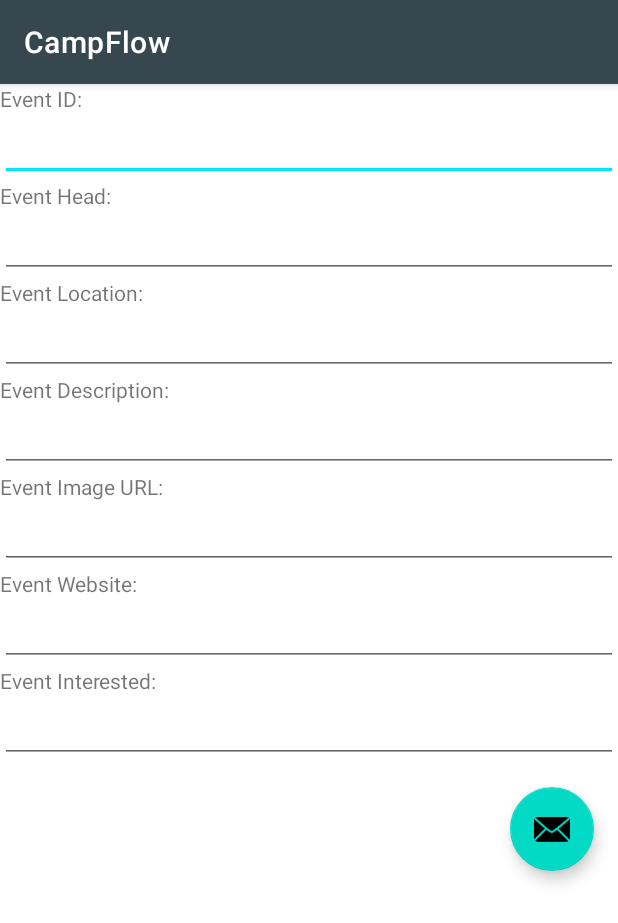
After one commit to Priyanka-Sachan/CampFlow, an Android app: the fragment EditorEventsNearMeFragment shown on its own in the app's theme, on a phone screen of 412 x 824 dp. The commit adds this screen. Shown: the top 923 px of the screen. Run offline under Robolectric (Android 15) with nearby library versions, the phone set to English and light mode, and no system bars; pictures from the network do not load.

Commit message:
Event editor page.

```diff
--- a/app/src/main/java/com/example/campflow/JsonInterface.java
+++ b/app/src/main/java/com/example/campflow/JsonInterface.java
@@ -7,12 +7,20 @@ import com.example.campflow.ui.Posts.PostsClass;
 import java.util.ArrayList;
 
 import retrofit2.Call;
+import retrofit2.http.Body;
 import retrofit2.http.GET;
+import retrofit2.http.Header;
+import retrofit2.http.Headers;
+import retrofit2.http.POST;
 
 public interface JsonInterface {
 
     @GET("b/5eb4039047a2266b14745cf7")
     Call<ArrayList<EventsNearMeClass>> getEvents();
+
+    @Headers({"Content-Type:application/json","private:false"})
+    @POST("b/5eb4039047a2266b14745cf7")
+    Call<EventsNearMeClass> createEvent(@Header ("secret-key") String keyHeader,@Body EventsNearMeClass eventsNearMeClass);
 
     @GET("b/5eb433aaa47fdd6af15f3873")
     Call<ArrayList<PoliciesForYouClass>> getPolicies();
--- /dev/null
+++ b/app/src/main/java/com/example/campflow/ui/EventsNearMe/EditorEventsNearMeFragment.java
@@ -0,0 +1,112 @@
+package com.example.campflow.ui.EventsNearMe;
+
+import android.content.Intent;
+import android.os.Bundle;
+import android.util.Log;
+import android.view.LayoutInflater;
+import android.view.View;
+import android.view.ViewGroup;
+import android.widget.EditText;
+import android.widget.Toast;
+
+import androidx.annotation.NonNull;
+import androidx.fragment.app.Fragment;
+import androidx.fragment.app.FragmentManager;
+import androidx.fragment.app.FragmentTransaction;
+
+import com.example.campflow.JsonInterface;
+import com.example.campflow.R;
+import com.google.android.material.floatingactionbutton.FloatingActionButton;
+
+import retrofit2.Call;
+import retrofit2.Callback;
+import retrofit2.Response;
+import retrofit2.Retrofit;
+import retrofit2.converter.gson.GsonConverterFactory;
+
+public class EditorEventsNearMeFragment extends Fragment {
+
+    EventsNearMeAdapter eventsNearMeAdapter;
+
+    EventsNearMeClass event;
+
+    private JsonInterface jsonInterface;
+
+    //Later,key would be made more private
+    String key;
+
+    private EditText EventId;
+    private EditText EventHead;
+    private EditText EventLocation;
+    private EditText EventDescription;
+    private EditText EventImage;
+    private EditText EventWeb;
+    private EditText EventInterested;
+
+    public View onCreateView(@NonNull LayoutInflater inflater, ViewGroup container, Bundle savedInstanceState) {
+
+        View root = inflater.inflate(R.layout.fragment_editor_events_near_me, container, false);
+        EventId=(EditText)root.findViewById(R.id.edit_event_id);
+        EventHead=(EditText)root.findViewById(R.id.edit_event_head);
+        EventLocation=(EditText)root.findViewById(R.id.edit_event_location);
+        EventDescription=(EditText)root.findViewById(R.id.edit_event_description);
+        EventImage=(EditText)root.findViewById(R.id.edit_event_image);
+        EventWeb=(EditText)root.findViewById(R.id.edit_event_web);
+        EventInterested=(EditText)root.findViewById(R.id.edit_event_interested);
+
+        Retrofit retrofit=new Retrofit.Builder()
+                .baseUrl("https://api.jsonbin.io/")
+                .addConverterFactory(GsonConverterFactory.create())
+                .build();
+
+        eventsNearMeAdapter=new EventsNearMeAdapter(getContext());
+
+        jsonInterface= retrofit.create(JsonInterface.class);
+
+        FloatingActionButton save =root.findViewById(R.id.save_event);
+        save.setOnClickListener(new View.OnClickListener() {
+            @Override
+            public void onClick(View view) {
+                event=new EventsNearMeClass(EventId.getText().toString(),EventHead.getText().toString(),
+                 EventLocation.getText().toString(),EventDescription.getText().toString(),EventImage.getText().toString()
+                  ,EventWeb.getText().toString(),EventInterested.getText().toString());
+                createEvent(event);
+            }
+        });
+        return root;
+    }
+    public void createEvent(EventsNearMeClass eventsNearMeClass) {
+        //Log.e("creteEvent","Reached here.");
+        Call<EventsNearMeClass> call = jsonInterface.createEvent(key,eventsNearMeClass);
+        //Log.e("creteEvent","After Call.");
+
+        call.enqueue(new Callback<EventsNearMeClass>() {
+
+            @Override
+            public void onResponse(Call<EventsNearMeClass> call, Response<EventsNearMeClass> response) {
+                if(!(response.isSuccessful())){
+                    Toast.makeText(getContext(),"Sorry!!!Content Not Available.",Toast.LENGTH_SHORT).show();
+                    //Log.e("OnResponse :","Not Successful...."+response.body());
+                    BackToHome();
+                }
+                //Log.e("createEvent","Before intent");
+                BackToHome();
+                //Log.e("createEvent","After intent");
+            }
+            @Override
+            public void onFailure(Call<EventsNearMeClass> call, Throwable t) {
+                Toast.makeText(getContext(),t.getMessage(),Toast.LENGTH_SHORT).show();
+                //t.printStackTrace();
+                //Log.e("OnFailure :",t.getMessage());
+
+            }
+        });
+    }
+    public void BackToHome() {
+        FragmentManager fragmentManager = getFragmentManager();
+        FragmentTransaction fragmentTransaction = fragmentManager.beginTransaction();
+        EventsNearMeFragment eventsNearMeFragment = new EventsNearMeFragment();
+        fragmentTransaction.replace(R.id.nav_host_fragment, eventsNearMeFragment);
+        fragmentTransaction.commit();
+    }
+}
```
Also changed, not shown: app/src/main/java/com/example/campflow/MainActivity.java (+0 -8 lines), app/src/main/java/com/example/campflow/ui/EventsNearMe/EventsNearMeFragment.java (+14 -1 lines), app/src/main/res/layout/app_bar_main.xml (+0 -8 lines), app/src/main/res/layout/fragment_events_near_me.xml (+10 -0 lines).
